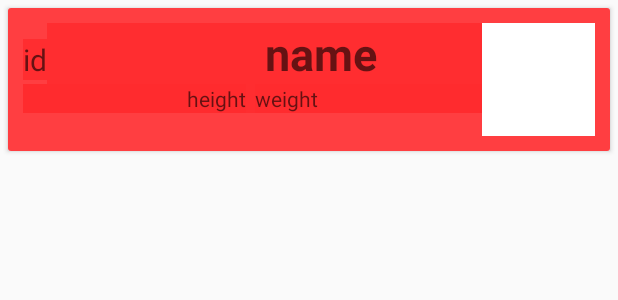
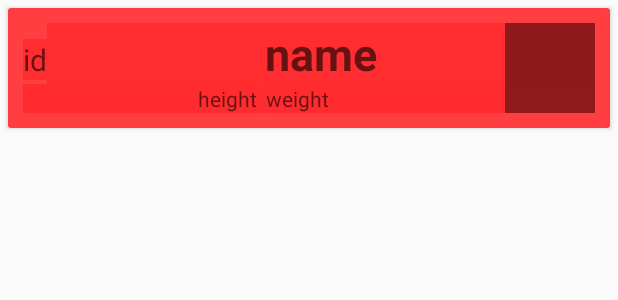
Before and after one commit to af3ld/Pokedex, an Android app: the layout pokemon_individ_row.xml on its own in the app's theme, with its tools: preview values and no code run, on a phone screen of 412 x 824 dp. Shown: the top 300 px of the screen. Run offline under Robolectric (Android 15) with nearby library versions, the phone set to English and light mode, and no system bars.

Commit message:
Back at it

```diff
--- a/app/src/main/java/com/lclark/pokedex/PokemonAdapter.java
+++ b/app/src/main/java/com/lclark/pokedex/PokemonAdapter.java
@@ -53,7 +53,7 @@ public class PokemonAdapter extends BaseAdapter {
             TextView idTextView = (TextView) convertView.findViewById(R.id.poke_row_id_textview);
             TextView weightTextView = (TextView) convertView.findViewById(R.id.poke_row_weight_textview);
             TextView heightTextView = (TextView) convertView.findViewById(R.id.poke_row_height_textview);
-            ImageView imageView = (ImageView) convertView.findViewById(R.id.poke_row_image);
+            ImageView imageView = (ImageView) convertView.findViewById(R.id.pokemon_row_image);
 
             viewHolder = new ViewHolder();
             viewHolder.name = nameTextView;
--- a/app/src/main/java/com/lclark/pokedex/TradingCardActivity.java
+++ b/app/src/main/java/com/lclark/pokedex/TradingCardActivity.java
@@ -40,7 +40,6 @@ public class TradingCardActivity extends AppCompatActivity {
             ab.setTitle(pokemon.getName(true));
             ab.setSubtitle(pokemon.getSpeciesId());
         }
-
     }
 
     @Override
--- a/app/src/main/res/layout/pokemon_individ_row.xml
+++ b/app/src/main/res/layout/pokemon_individ_row.xml
@@ -16,7 +16,6 @@
             android:id="@+id/top_ll"
             android:layout_width="match_parent"
             android:layout_height="wrap_content"
-            android:layout_toLeftOf="@+id/pokemon_row_image"
             android:orientation="horizontal">
 
             <TextView
@@ -24,7 +23,7 @@
                 style="@style/pokeRow"
                 android:layout_width="wrap_content"
                 android:layout_height="wrap_content"
-                android:hint="id"
+                android:hint="@string/row_id_hint"
                 android:textSize="20sp" />
 
             <TextView
@@ -32,7 +31,7 @@
                 style="@style/pokeRow"
                 android:layout_width="match_parent"
                 android:layout_height="wrap_content"
-                android:hint="name"
+                android:hint="@string/row_name_hint"
                 android:textAlignment="center"
                 android:textSize="30sp"
                 android:textStyle="bold" />
@@ -41,11 +40,11 @@
         </LinearLayout>
 
         <ImageView
-            android:id="@+id/poke_row_image"
-            android:layout_width="75dp"
-            android:layout_height="75dp"
+            android:id="@+id/pokemon_row_image"
+            android:layout_width="@dimen/image_side"
+            android:layout_height="@dimen/image_side"
             android:layout_alignParentEnd="true"
-            android:background="@android:color/white"
+            android:background="@color/pokédex_red_dark"
             android:contentDescription="@string/imageDescription"
             android:padding="1dp" />
 
@@ -54,7 +53,7 @@
             android:layout_width="match_parent"
             android:layout_height="wrap_content"
             android:layout_below="@id/top_ll"
-            android:layout_toLeftOf="@+id/poke_row_image"
+            android:layout_toStartOf="@+id/pokemon_row_image"
             android:orientation="horizontal">
 
             <TextView
--- a/app/src/main/res/values/colors.xml
+++ b/app/src/main/res/values/colors.xml
@@ -4,4 +4,5 @@
     <color name="colorPrimaryDark">#303F9F</color>
     <color name="colorAccent">#FF4081</color>
     <color name="pokédex_red">#e8ff2b2f</color>
+    <color name="pokédex_red_dark">#f289181a</color>
 </resources>
--- a/app/src/main/res/values/dimens.xml
+++ b/app/src/main/res/values/dimens.xml
@@ -2,4 +2,5 @@
     <!-- Default screen margins, per the Android Design guidelines. -->
     <dimen name="activity_horizontal_margin">16dp</dimen>
     <dimen name="activity_vertical_margin">16dp</dimen>
+    <dimen name="image_side">60dp</dimen>
 </resources>
--- a/app/src/main/res/values/strings.xml
+++ b/app/src/main/res/values/strings.xml
@@ -7,4 +7,6 @@
     <string name="networkSuccess">network connected successfully</string>
     <string name="height_title">H: %s</string>
     <string name="weight_title">W: %s</string>
+    <string name="row_id_hint">id</string>
+    <string name="row_name_hint">name</string>
 </resources>
```
Also changed, not shown: app/src/main/java/com/lclark/pokedex/Pokemon_JSON.java (added, +59 -0 lines).
